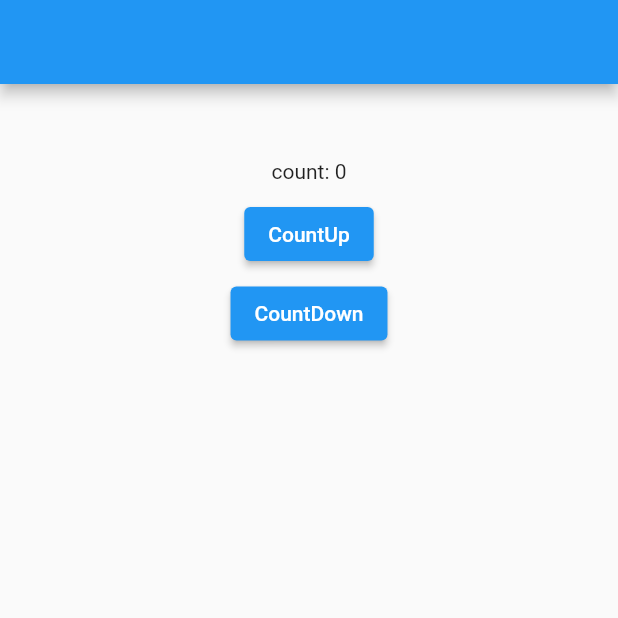
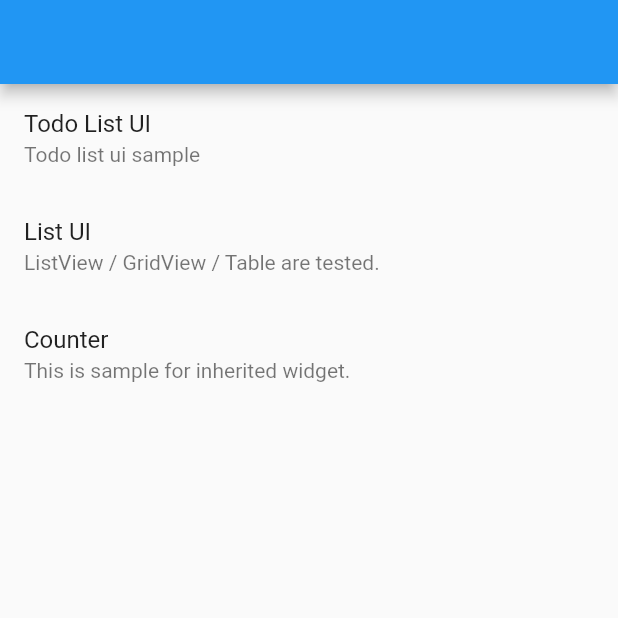
Before and after one commit to hiro-nagami/flutter-sample, a Flutter app: the screen it shows after launch, on a phone screen of 412 x 824 dp, the top half of it. Run offline on Flutter 3.47's test engine with Material 2 defaults, Android fonts, the phone set to English and light mode, and no system bars.

Commit message:
Add sample list page

```diff
--- a/lib/inherited-widget-sample/index.dart
+++ b/lib/inherited-widget-sample/index.dart
@@ -36,8 +36,10 @@ class CreatePageState extends State<CountPage> {
 
   @override
   Widget build(BuildContext context) {
-    // CountContainerに内包されたウィジェットからアクセスできるようになる
-    return CountContainer(
-        state: this, child: Scaffold(appBar: AppBar(), body: const Counter()));
+    return Scaffold(
+        // CountContainerに内包されたウィジェットからアクセスできるようになる
+        body: CountContainer(
+            state: this,
+            child: Scaffold(appBar: AppBar(), body: const Counter())));
   }
 }
--- a/lib/list-and-grid-sample/index.dart
+++ b/lib/list-and-grid-sample/index.dart
@@ -0,0 +1,13 @@
+import 'package:flutter/material.dart';
+
+class ListSample extends StatelessWidget {
+  const ListSample({Key? key}) : super(key: key);
+
+  @override
+  Widget build(BuildContext context) {
+    return Scaffold(
+      appBar: AppBar(),
+      body: const Text("ListSample"),
+    );
+  }
+}
--- a/lib/main.dart
+++ b/lib/main.dart
@@ -1,5 +1,7 @@
 import 'package:flutter/material.dart';
 import 'package:todo/inherited-widget-sample/index.dart';
+import 'package:todo/list-and-grid-sample/index.dart';
+import 'package:todo/task-sample/index.dart';
 // import 'package:todo/task-sample/index.dart';
 
 void main() {
@@ -16,6 +18,53 @@ class MyApp extends StatelessWidget {
         theme: ThemeData(
           primarySwatch: Colors.blue,
         ),
-        home: const CountPage());
+        home: BasePage());
   }
 }
+
+class _ListItem {
+  final String title;
+  final String description;
+  final Widget page;
+
+  _ListItem(
+      {required this.title, required this.description, required this.page});
+}
+
+class BasePage extends StatelessWidget {
+  BasePage({Key? key}) : super(key: key);
+
+  final List<_ListItem> _items = [
+    _ListItem(
+        title: "Todo List UI",
+        description: "Todo list ui sample",
+        page: const TaskSample()),
+    _ListItem(
+        title: "List UI",
+        description: "ListView / GridView / Table are tested.",
+        page: const ListSample()),
+    _ListItem(
+        title: "Counter",
+        description: "This is sample for inherited widget.",
+        page: const CountPage()),
+  ];
+
+  @override
+  Widget build(BuildContext context) {
+    final navigations = _items.map((item) {
+      return InkWell(
+          child: ListTile(
+            title: Text(item.title),
+            subtitle: Text(item.description),
+          ),
+          onTap: () => Navigator.of(context).push(
+                MaterialPageRoute(builder: (context) => item.page),
+              ));
+    }).toList();
+
+    return Scaffold(
+      appBar: AppBar(),
+      body: ListView(children: navigations),
+    );
+  }
+}
```
